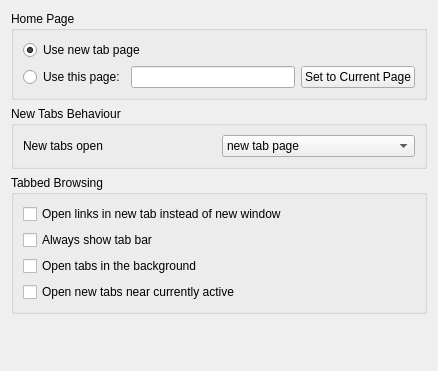
Before: the Qt Designer form src/settings_general.ui in KDE/rekonq, drawn with Qt 5.
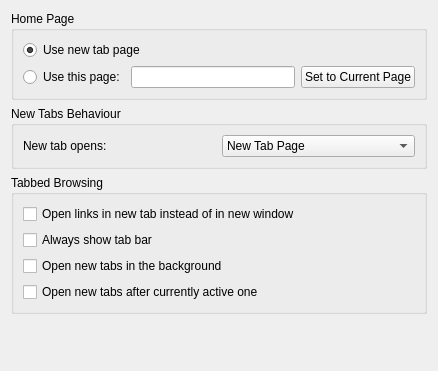
After: the same form once the commit is applied. Custom widgets are drawn as their Qt base class.

Commit message: Changed a couple of strings: * Made some of them comply to the KDE HIG * Made some of the strings "clearer"

Patch:
```diff
--- a/src/settings_general.ui
+++ b/src/settings_general.ui
@@ -76,7 +76,7 @@
       <item row="0" column="0">
        <widget class="QLabel" name="label_4">
         <property name="text">
-         <string>New tabs open </string>
+         <string>New tab opens:</string>
         </property>
        </widget>
       </item>
@@ -87,7 +87,7 @@
         </property>
         <item>
          <property name="text">
-          <string>new tab page</string>
+          <string>New Tab Page</string>
          </property>
         </item>
         <item>
@@ -114,7 +114,7 @@
       <item>
        <widget class="QCheckBox" name="kcfg_openTabNoWindow">
         <property name="text">
-         <string>Open links in new tab instead of new window</string>
+         <string>Open links in new tab instead of in new window</string>
         </property>
        </widget>
       </item>
@@ -128,14 +128,14 @@
       <item>
        <widget class="QCheckBox" name="kcfg_openTabsBack">
         <property name="text">
-         <string>Open tabs in the background</string>
+         <string>Open new tabs in the background</string>
         </property>
        </widget>
       </item>
       <item>
        <widget class="QCheckBox" name="kcfg_openTabsNearCurrent">
         <property name="text">
-         <string>Open new tabs near currently active</string>
+         <string>Open new tabs after currently active one</string>
         </property>
        </widget>
       </item>
```
Left out of the diff: 4 changed lines with no effect on the pictures.
